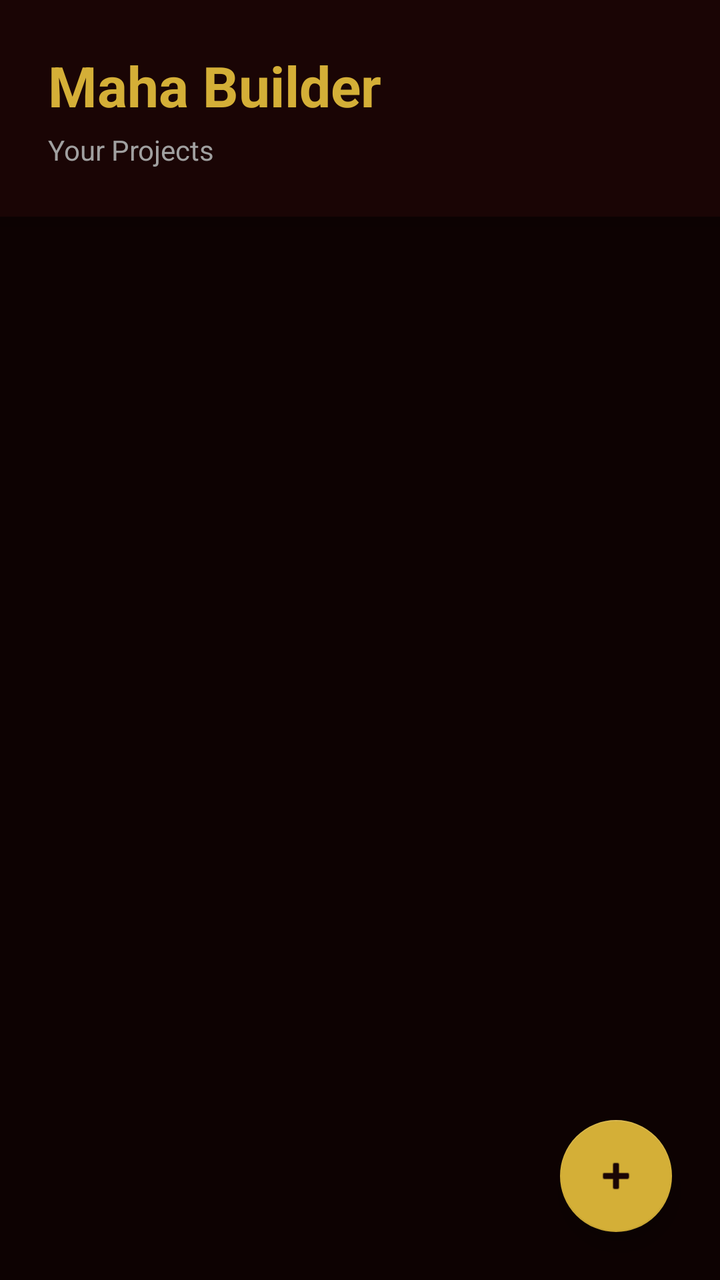
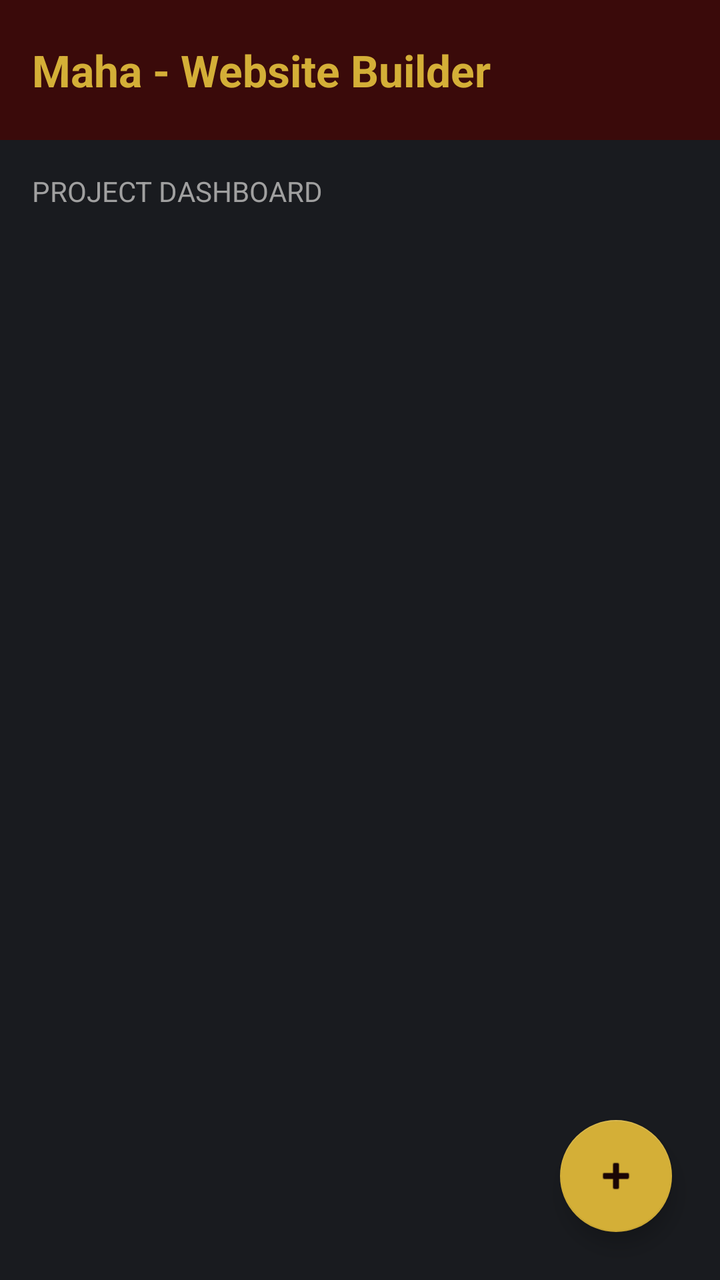

Compare the two renders of this Android layout. The source of the first and the diff that turns it into the second are given below.
<!-- AndroidManifest.xml: application theme Theme.AppCompat.DayNight.NoActionBar -->
<!-- res/layout/activity_dashboard.xml -->
<?xml version="1.0" encoding="utf-8"?>
<androidx.constraintlayout.widget.ConstraintLayout xmlns:android="http://schemas.android.com/apk/res/android"
    xmlns:app="http://schemas.android.com/apk/res-auto"
    android:layout_width="match_parent" android:layout_height="match_parent" android:background="#0D0202">
    
    
    <LinearLayout android:id="@+id/header" android:layout_width="match_parent" android:layout_height="wrap_content"
        android:orientation="vertical" android:padding="24dp" android:background="#1A0505" android:elevation="8dp"
        app:layout_constraintTop_toTopOf="parent">
        <TextView android:layout_width="wrap_content" android:layout_height="wrap_content"
            android:text="Maha Builder" android:textColor="#D4AF37" android:textSize="28sp" android:textStyle="bold"/>
        <TextView android:layout_width="wrap_content" android:layout_height="wrap_content"
            android:text="Your Projects" android:textColor="#A0A0A0" android:textSize="14sp" android:layout_marginTop="4dp"/>
    </LinearLayout>

    <ScrollView android:layout_width="match_parent" android:layout_height="0dp" app:layout_constraintTop_toBottomOf="@id/header" app:layout_constraintBottom_toBottomOf="parent">
        <LinearLayout android:id="@+id/projectContainer" android:layout_width="match_parent" android:layout_height="wrap_content"
            android:orientation="vertical" android:padding="24dp" />
    </ScrollView>

    <com.google.android.material.floatingactionbutton.FloatingActionButton android:id="@+id/fabCreate"
        android:layout_width="wrap_content" android:layout_height="wrap_content" android:layout_margin="24dp"
        app:backgroundTint="#D4AF37" app:tint="#1A0505" android:src="@android:drawable/ic_input_add"
        app:layout_constraintBottom_toBottomOf="parent" app:layout_constraintEnd_toEndOf="parent" />
</androidx.constraintlayout.widget.ConstraintLayout>
<!-- resources referenced by this layout -->
<resources>

</resources>

<!-- the commit's change to res/layout/activity_dashboard.xml (unified diff, before → after) -->
@@ -1,21 +1,23 @@
 <?xml version="1.0" encoding="utf-8"?>
 <androidx.constraintlayout.widget.ConstraintLayout xmlns:android="http://schemas.android.com/apk/res/android"
     xmlns:app="http://schemas.android.com/apk/res-auto"
-    android:layout_width="match_parent" android:layout_height="match_parent" android:background="#0D0202">
+    android:layout_width="match_parent" android:layout_height="match_parent" android:background="#191B1F">
     
     
-    <LinearLayout android:id="@+id/header" android:layout_width="match_parent" android:layout_height="wrap_content"
-        android:orientation="vertical" android:padding="24dp" android:background="#1A0505" android:elevation="8dp"
+    <LinearLayout android:id="@+id/header" android:layout_width="match_parent" android:layout_height="70dp"
+        android:orientation="horizontal" android:padding="16dp" android:background="#3A0A0A" android:gravity="center_vertical"
         app:layout_constraintTop_toTopOf="parent">
-        <TextView android:layout_width="wrap_content" android:layout_height="wrap_content"
-            android:text="Maha Builder" android:textColor="#D4AF37" android:textSize="28sp" android:textStyle="bold"/>
-        <TextView android:layout_width="wrap_content" android:layout_height="wrap_content"
-            android:text="Your Projects" android:textColor="#A0A0A0" android:textSize="14sp" android:layout_marginTop="4dp"/>
+        <TextView android:layout_width="0dp" android:layout_height="wrap_content" android:layout_weight="1"
+            android:text="Maha - Website Builder" android:textColor="#D4AF37" android:textSize="22sp" android:textStyle="bold"/>
     </LinearLayout>
 
-    <ScrollView android:layout_width="match_parent" android:layout_height="0dp" app:layout_constraintTop_toBottomOf="@id/header" app:layout_constraintBottom_toBottomOf="parent">
+    <TextView android:id="@+id/lblDash" android:layout_width="wrap_content" android:layout_height="wrap_content"
+        android:text="PROJECT DASHBOARD" android:textColor="#A0A0A0" android:textSize="14sp" android:layout_margin="16dp"
+        app:layout_constraintTop_toBottomOf="@id/header" app:layout_constraintStart_toStartOf="parent"/>
+
+    <ScrollView android:layout_width="match_parent" android:layout_height="0dp" app:layout_constraintTop_toBottomOf="@id/lblDash" app:layout_constraintBottom_toBottomOf="parent">
         <LinearLayout android:id="@+id/projectContainer" android:layout_width="match_parent" android:layout_height="wrap_content"
-            android:orientation="vertical" android:padding="24dp" />
+            android:orientation="vertical" android:padding="16dp" />
     </ScrollView>
 
     <com.google.android.material.floatingactionbutton.FloatingActionButton android:id="@+id/fabCreate"
